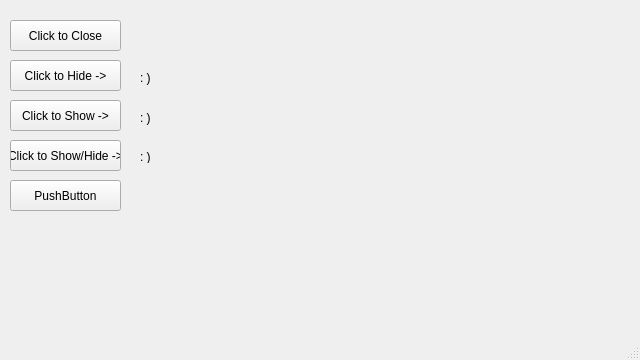
First picture: the form in QT_First_Widget/mainwindow.ui, repository Stemm0012/Qt_Git_Practice_Tools, before the edit.
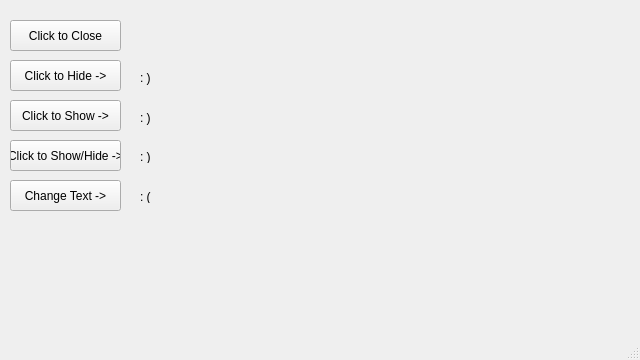
Second picture: the form after the edit.

Commit message:
Change Text Button added
changes text from : ( to : )

Patch:
```diff
--- a/QT_First_Widget/mainwindow.ui
+++ b/QT_First_Widget/mainwindow.ui
@@ -124,7 +124,20 @@
      </rect>
     </property>
     <property name="text">
-     <string>PushButton</string>
+     <string>Change Text -&gt;</string>
+    </property>
+   </widget>
+   <widget class="QLabel" name="label_4">
+    <property name="geometry">
+     <rect>
+      <x>140</x>
+      <y>190</y>
+      <width>47</width>
+      <height>13</height>
+     </rect>
+    </property>
+    <property name="text">
+     <string>: (</string>
     </property>
    </widget>
   </widget>
```
The commit also changes 2 other files.
